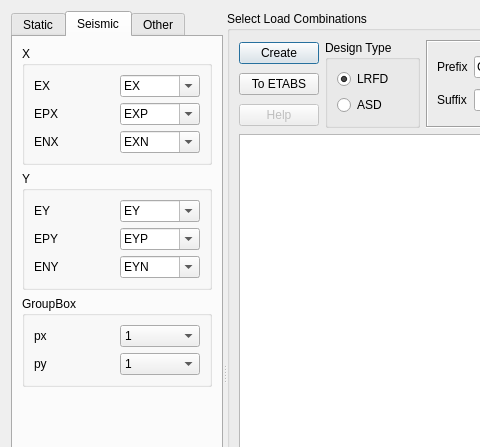
First picture: the form in widgets/define/create_load_combinations.ui, repository ebrahimraeyat/civilTools, before the edit; both pictures show x 0 to 480 and y 0 to 447 of the 805 by 746 pixel window.
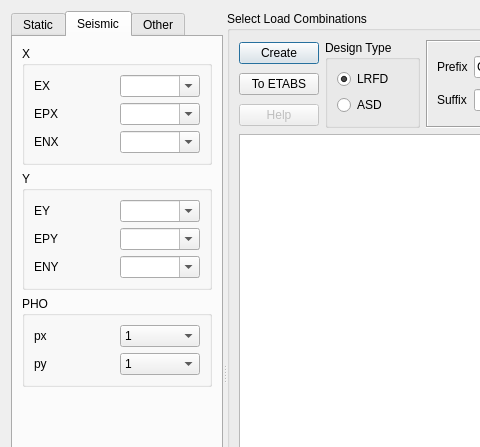
Second picture: the form after the edit. The open tabs and pages were chosen to show the change. Icons and pictures are not drawn.

Commit message: Add appropriate load pattern names in creating load combinations

The edit to the form file:
```diff
--- a/widgets/define/create_load_combinations.ui
+++ b/widgets/define/create_load_combinations.ui
@@ -293,7 +293,7 @@
         <item row="2" column="1">
          <widget class="QGroupBox" name="groupBox_8">
           <property name="title">
-           <string>GroupBox</string>
+           <string>PHO</string>
           </property>
           <layout class="QGridLayout" name="gridLayout_11">
            <item row="0" column="0">
@@ -365,11 +365,6 @@
              <property name="editable">
               <bool>true</bool>
              </property>
-             <item>
-              <property name="text">
-               <string>EY</string>
-              </property>
-             </item>
             </widget>
            </item>
            <item row="1" column="0">
@@ -384,11 +379,6 @@
              <property name="editable">
               <bool>true</bool>
              </property>
-             <item>
-              <property name="text">
-               <string>EYP</string>
-              </property>
-             </item>
             </widget>
            </item>
            <item row="2" column="0">
@@ -403,11 +393,6 @@
              <property name="editable">
               <bool>true</bool>
              </property>
-             <item>
-              <property name="text">
-               <string>EYN</string>
-              </property>
-             </item>
             </widget>
            </item>
           </layout>
@@ -437,11 +422,6 @@
              <property name="editable">
               <bool>true</bool>
              </property>
-             <item>
-              <property name="text">
-               <string>EX</string>
-              </property>
-             </item>
             </widget>
            </item>
            <item row="1" column="0">
@@ -456,11 +436,6 @@
              <property name="editable">
               <bool>true</bool>
              </property>
-             <item>
-              <property name="text">
-               <string>EXP</string>
-              </property>
-             </item>
             </widget>
            </item>
            <item row="2" column="0">
@@ -475,11 +450,6 @@
              <property name="editable">
               <bool>true</bool>
              </property>
-             <item>
-              <property name="text">
-               <string>EXN</string>
-              </property>
-             </item>
             </widget>
            </item>
           </layout>
```
Left out of the diff: 8 changed lines with no effect on the pictures. The commit also changes 1 other file.
